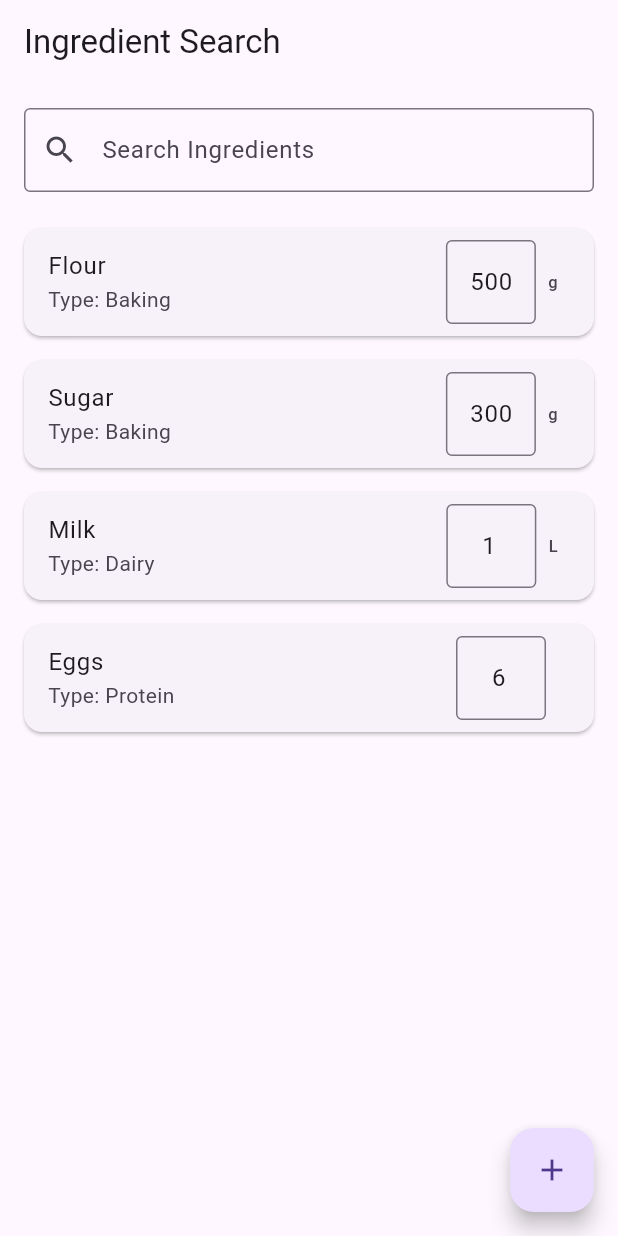
After one commit to jbrun001/foodmanager, a Flutter app: the IngredientSearchScreen screen opened by its route, on a phone screen of 412 x 824 dp. The commit adds this screen. Run offline on Flutter 3.47's test engine with Material 3 defaults, Android fonts, the light colour scheme and no system bars; our stand-ins replace cached_network_image, go_router, shimmer.

Commit message:
ingredient tracking / search screen initial update

```diff
--- a/lib/main.dart
+++ b/lib/main.dart
@@ -6,6 +6,7 @@ import 'screens/recipes_screen.dart';
 import 'screens/smartlist_screen.dart';
 import 'screens/pocjsonapi_screen.dart';
 import 'screens/pocfirebase_screen.dart';
+import 'screens/ingredientSearch_screen.dart';
 
 void main() {
   runApp(MyApp());
@@ -41,6 +42,10 @@ final GoRouter _router = GoRouter(
       builder: (context, state) => SmartlistScreen(),
     ),
     GoRoute(
+      path: '/ingredient',
+      builder: (context, state) => IngredientSearchScreen(),
+    ),
+    GoRoute(
       path: '/jsonapi',
       builder: (context, state) => PocjsonapiScreen(),
     ),
--- /dev/null
+++ b/lib/screens/ingredientsearch_screen.dart
@@ -0,0 +1,314 @@
+import 'package:flutter/material.dart';
+
+class IngredientSearchScreen extends StatefulWidget {
+  @override
+  _IngredientSearchScreenState createState() => _IngredientSearchScreenState();
+}
+
+class _IngredientSearchScreenState extends State<IngredientSearchScreen> {
+  // Ingredients in stock
+  List<Map<String, dynamic>> ingredients = [
+    {'name': 'Flour', 'amount': 500, 'unit': 'g', 'type': 'Baking'},
+    {'name': 'Sugar', 'amount': 300, 'unit': 'g', 'type': 'Baking'},
+    {'name': 'Milk', 'amount': 1, 'unit': 'L', 'type': 'Dairy'},
+    {'name': 'Eggs', 'amount': 6, 'unit': '', 'type': 'Protein'},
+  ];
+
+  // Filtered list of ingredients for search
+  List<Map<String, dynamic>> filteredIngredients = [];
+  TextEditingController searchController = TextEditingController();
+
+  @override
+  void initState() {
+    super.initState();
+    filteredIngredients = ingredients; // Initially show all ingredients
+  }
+
+  void filterIngredients(String query) {
+    setState(() {
+      if (query.isEmpty) {
+        filteredIngredients = ingredients;
+      } else {
+        filteredIngredients = ingredients
+            .where((ingredient) =>
+                ingredient['name'].toLowerCase().contains(query.toLowerCase()))
+            .toList();
+      }
+    });
+  }
+
+  // Add ingredient to the list (from the add ingredient screen)
+  void addNewIngredient(Map<String, dynamic> newIngredient) {
+    setState(() {
+      ingredients.add(newIngredient);
+      filteredIngredients = ingredients; // Refresh the search results
+    });
+  }
+
+  @override
+  Widget build(BuildContext context) {
+    return Scaffold(
+      appBar: AppBar(
+        title: Text('Ingredient Search'),
+      ),
+      body: Column(
+        children: [
+          // Search Bar
+          Padding(
+            padding: const EdgeInsets.all(16.0),
+            child: TextField(
+              controller: searchController,
+              decoration: InputDecoration(
+                labelText: 'Search Ingredients',
+                border: OutlineInputBorder(),
+                prefixIcon: Icon(Icons.search),
+              ),
+              onChanged: filterIngredients,
+            ),
+          ),
+          // Scrollable List of Ingredients
+          Expanded(
+            child: ListView.builder(
+              itemCount: filteredIngredients.length,
+              itemBuilder: (context, index) {
+                final ingredient = filteredIngredients[index];
+                return Card(
+                  margin: EdgeInsets.symmetric(horizontal: 16, vertical: 8),
+                  child: ListTile(
+                    title: Text(ingredient['name']),
+                    subtitle: Text('Type: ${ingredient['type']}'),
+                    trailing: Row(
+                      mainAxisSize: MainAxisSize.min,
+                      children: [
+                        SizedBox(
+                          width: 60,
+                          child: TextField(
+                            decoration: InputDecoration(
+                              border: OutlineInputBorder(),
+                            ),
+                            keyboardType: TextInputType.number,
+                            textAlign: TextAlign.center,
+                            controller: TextEditingController(
+                              text: ingredient['amount'].toString(),
+                            ),
+                            onSubmitted: (value) {
+                              setState(() {
+                                ingredient['amount'] =
+                                    int.tryParse(value) ?? ingredient['amount'];
+                              });
+                            },
+                          ),
+                        ),
+                        SizedBox(width: 8),
+                        Text(ingredient['unit']),
+                      ],
+                    ),
+                  ),
+                );
+              },
+            ),
+          ),
+        ],
+      ),
+      floatingActionButton: FloatingActionButton(
+        onPressed: () {
+          Navigator.push(
+            context,
+            MaterialPageRoute(
+              builder: (context) =>
+                  AddIngredientScreen(onAddIngredient: addNewIngredient),
+            ),
+          );
+        },
+        child: Icon(Icons.add),
+      ),
+    );
+  }
+}
+
+// Add Ingredient Screen
+class AddIngredientScreen extends StatefulWidget {
+  final Function(Map<String, dynamic>) onAddIngredient;
+
+  AddIngredientScreen({required this.onAddIngredient});
+
+  @override
+  _AddIngredientScreenState createState() => _AddIngredientScreenState();
+}
+
+class _AddIngredientScreenState extends State<AddIngredientScreen> {
+  // Mock data for ingredients not in stock
+  List<Map<String, dynamic>> availableIngredients = [
+    {'name': 'Butter', 'unit': 'g', 'type': 'Dairy'},
+    {'name': 'Yeast', 'unit': 'g', 'type': 'Baking'},
+    {'name': 'Salt', 'unit': 'g', 'type': 'Spices'},
+    {'name': 'Vanilla Extract', 'unit': 'ml', 'type': 'Baking'},
+  ];
+
+  List<Map<String, dynamic>> filteredIngredients = [];
+  List<Map<String, dynamic>> selectedIngredients =
+      []; // Sticky area ingredients
+  TextEditingController searchController = TextEditingController();
+
+  @override
+  void initState() {
+    super.initState();
+    filteredIngredients = availableIngredients;
+  }
+
+  void filterIngredients(String query) {
+    setState(() {
+      if (query.isEmpty) {
+        filteredIngredients = availableIngredients;
+      } else {
+        filteredIngredients = availableIngredients
+            .where((ingredient) =>
+                ingredient['name'].toLowerCase().contains(query.toLowerCase()))
+            .toList();
+      }
+    });
+  }
+
+  void addToStickyArea(Map<String, dynamic> ingredient) {
+    setState(() {
+      if (!selectedIngredients.contains(ingredient)) {
+        selectedIngredients.add({...ingredient, 'amount': 0});
+      }
+    });
+  }
+
+  void submitSelectedIngredients() {
+    for (var ingredient in selectedIngredients) {
+      widget.onAddIngredient(ingredient);
+    }
+    Navigator.pop(context);
+  }
+
+  @override
+  Widget build(BuildContext context) {
+    return Scaffold(
+      appBar: AppBar(
+        title: Text('Add Ingredients'),
+      ),
+      body: Column(
+        children: [
+          // Search Bar
+          Padding(
+            padding: const EdgeInsets.all(16.0),
+            child: TextField(
+              controller: searchController,
+              decoration: InputDecoration(
+                labelText: 'Search Ingredients',
+                border: OutlineInputBorder(),
+                prefixIcon: Icon(Icons.search),
+              ),
+              onChanged: filterIngredients,
+            ),
+          ),
+          // Scrollable List of Ingredients
+          Expanded(
+            child: ListView.builder(
+              itemCount: filteredIngredients.length,
+              itemBuilder: (context, index) {
+                final ingredient = filteredIngredients[index];
+                return Card(
+                  margin: EdgeInsets.symmetric(horizontal: 16, vertical: 8),
+                  child: ListTile(
+                    title: Text('${ingredient['name']}'),
+                    subtitle: Text('Type: ${ingredient['type']}'),
+                    trailing: Row(
+                      mainAxisSize: MainAxisSize.min,
+                      children: [
+                        // Adjustable Size for Amount TextField
+                        SizedBox(
+                          width: 60, // Adjust width of the text box
+                          height: 40, // Optional: Adjust height of the text box
+                          child: TextField(
+                            decoration: InputDecoration(
+                              border: OutlineInputBorder(),
+                              contentPadding: EdgeInsets.symmetric(
+                                vertical:
+                                    8, // Adjust vertical padding inside the text box
+                                horizontal:
+                                    4, // Adjust horizontal padding inside the text box
+                              ),
+                            ),
+                            keyboardType: TextInputType.number,
+                            textAlign: TextAlign.center,
+                            controller: TextEditingController(
+                              text: ingredient['amount'].toString(),
+                            ),
+                            onSubmitted: (value) {
+                              setState(() {
+                                ingredient['amount'] =
+                                    int.tryParse(value) ?? ingredient['amount'];
+                              });
+                            },
+                          ),
+                        ),
+                        SizedBox(width: 8), // Spacing between amount and unit
+                        // Fixed Width for Units
+                        SizedBox(
+                          width: 40, // Fixed width for units
+                          child: Text(
+                            ingredient['unit'],
+                            textAlign: TextAlign.left, // Align text to the left
+                          ),
+                        ),
+                      ],
+                    ),
+                    onTap: () =>
+                        addToStickyArea(ingredient), // Add to sticky area
+                  ),
+                );
+              },
+            ),
+          ),
+
+          // Sticky Area
+          Container(
+            height: 100,
+            color: Colors.grey[200],
+            child: ListView.builder(
+              scrollDirection: Axis.horizontal,
+              itemCount: selectedIngredients.length,
+              itemBuilder: (context, index) {
+                final ingredient = selectedIngredients[index];
+                return Card(
+                  margin: EdgeInsets.all(8),
+                  child: Container(
+                    padding: EdgeInsets.all(8),
+                    child: Column(
+                      children: [
+                        Text(ingredient['name']),
+                        SizedBox(
+                          width: 60,
+                          child: TextField(
+                            decoration: InputDecoration(
+                              border: OutlineInputBorder(),
+                              hintText: 'Amount',
+                            ),
+                            keyboardType: TextInputType.number,
+                            onSubmitted: (value) {
+                              setState(() {
+                                ingredient['amount'] = int.tryParse(value) ?? 0;
+                              });
+                            },
+                          ),
+                        ),
+                      ],
+                    ),
+                  ),
+                );
+              },
+            ),
+          ),
+        ],
+      ),
+      floatingActionButton: FloatingActionButton(
+        onPressed: submitSelectedIngredients, // Submit and return
+        child: Icon(Icons.check),
+      ),
+    );
+  }
+}
--- a/lib/screens/menu_drawer.dart
+++ b/lib/screens/menu_drawer.dart
@@ -20,6 +20,10 @@ class MenuDrawer extends StatelessWidget {
             title: Text('Meal Planner'),
             onTap: () => context.go('/planner'),
           ),
+          ListTile(
+            title: Text('Ingredient Stock'),
+            onTap: () => context.go('/ingredient'),
+          ),
 //          ListTile(
 //            title: Text('POC JSON API'),
 //            onTap: () => context.go('/jsonapi'),
```
